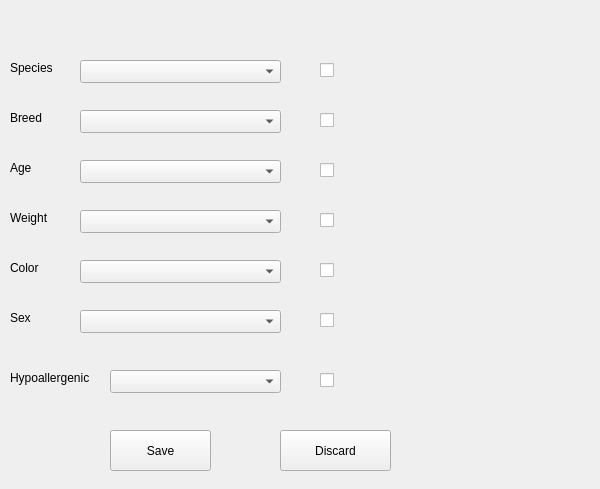
Before: the Qt Designer form pet_tinder/gui/preftab.ui in CS-205-S21/team_1_4, drawn with Qt 5.
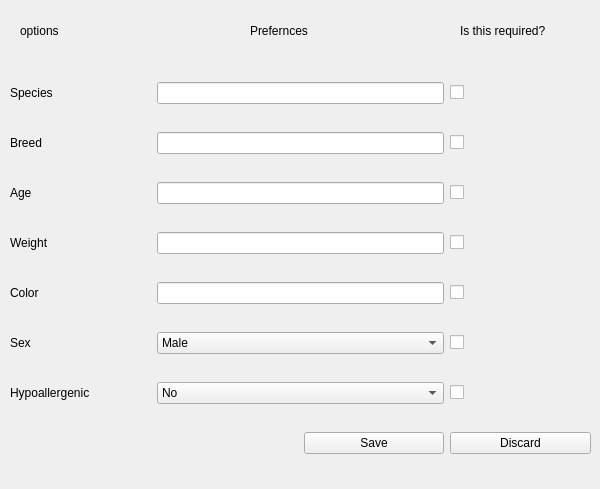
After: the same form once the commit is applied.

Commit message: Pref tab reworked not connected to matchmaker yet

The edit to the form file:
```diff
--- a/pet_tinder/gui/preftab.ui
+++ b/pet_tinder/gui/preftab.ui
@@ -13,189 +13,165 @@
   <property name="windowTitle">
    <string>Form</string>
   </property>
+  <widget class="QLabel" name="label_8">
+   <property name="geometry">
+    <rect>
+     <x>250</x>
+     <y>10</y>
+     <width>191</width>
+     <height>41</height>
+    </rect>
+   </property>
+   <property name="text">
+    <string>Prefernces </string>
+   </property>
+  </widget>
+  <widget class="QLabel" name="label_9">
+   <property name="geometry">
+    <rect>
+     <x>460</x>
+     <y>10</y>
+     <width>111</width>
+     <height>41</height>
+    </rect>
+   </property>
+   <property name="text">
+    <string>Is this required?</string>
+   </property>
+  </widget>
+  <widget class="QLabel" name="label_10">
+   <property name="geometry">
+    <rect>
+     <x>20</x>
+     <y>10</y>
+     <width>121</width>
+     <height>41</height>
+    </rect>
+   </property>
+   <property name="text">
+    <string>options</string>
+   </property>
+  </widget>
+  <widget class="QWidget" name="">
+   <property name="geometry">
+    <rect>
+     <x>10</x>
+     <y>60</y>
+     <width>581</width>
+     <height>421</height>
+    </rect>
+   </property>
+   <layout class="QGridLayout" name="gridLayout">
+    <item row="0" column="0">
   <widget class="QLabel" name="label">
-   <property name="geometry">
-    <rect>
-     <x>10</x>
-     <y>60</y>
-     <width>59</width>
-     <height>15</height>
-    </rect>
-   </property>
    <property name="text">
     <string>Species</string>
    </property>
   </widget>
-  <widget class="QComboBox" name="comboBoxSpecies">
-   <property name="geometry">
-    <rect>
-     <x>80</x>
-     <y>60</y>
-     <width>201</width>
-     <height>23</height>
-    </rect>
-   </property>
-  </widget>
-  <widget class="QComboBox" name="comboBoxBreeds">
-   <property name="geometry">
-    <rect>
-     <x>80</x>
-     <y>110</y>
-     <width>201</width>
-     <height>23</height>
-    </rect>
-   </property>
-  </widget>
-  <widget class="QComboBox" name="comboBoxAges">
-   <property name="geometry">
-    <rect>
-     <x>80</x>
-     <y>160</y>
-     <width>201</width>
-     <height>23</height>
-    </rect>
-   </property>
-  </widget>
-  <widget class="QComboBox" name="comboBoxWeights">
-   <property name="geometry">
-    <rect>
-     <x>80</x>
-     <y>210</y>
-     <width>201</width>
-     <height>23</height>
-    </rect>
-   </property>
-  </widget>
-  <widget class="QComboBox" name="comboBoxColors">
-   <property name="geometry">
-    <rect>
-     <x>80</x>
-     <y>260</y>
-     <width>201</width>
-     <height>23</height>
-    </rect>
-   </property>
-  </widget>
-  <widget class="QComboBox" name="comboBoxSex">
-   <property name="geometry">
-    <rect>
-     <x>80</x>
-     <y>310</y>
-     <width>201</width>
-     <height>23</height>
-    </rect>
-   </property>
-  </widget>
-  <widget class="QComboBox" name="comboBoxHypo">
-   <property name="geometry">
-    <rect>
-     <x>110</x>
-     <y>370</y>
-     <width>171</width>
-     <height>23</height>
-    </rect>
-   </property>
-  </widget>
-  <widget class="QLabel" name="label_2">
-   <property name="geometry">
-    <rect>
-     <x>10</x>
-     <y>110</y>
-     <width>59</width>
-     <height>15</height>
-    </rect>
-   </property>
+    </item>
+    <item row="2" column="1" colspan="2">
+     <widget class="QLineEdit" name="ageInput">
+      <property name="inputMethodHints">
+       <set>Qt::ImhDigitsOnly</set>
+      </property>
+     </widget>
+    </item>
+    <item row="1" column="3">
+     <widget class="QCheckBox" name="breedReqInput">
    <property name="text">
-    <string>Breed</string>
-   </property>
-  </widget>
-  <widget class="QLabel" name="label_3">
-   <property name="geometry">
-    <rect>
-     <x>10</x>
-     <y>160</y>
-     <width>59</width>
-     <height>15</height>
-    </rect>
-   </property>
+       <string/>
+      </property>
+     </widget>
+    </item>
+    <item row="2" column="3">
+     <widget class="QCheckBox" name="ageReqInput">
    <property name="text">
-    <string>Age</string>
-   </property>
-  </widget>
+       <string/>
+      </property>
+     </widget>
+    </item>
+    <item row="3" column="0">
   <widget class="QLabel" name="label_4">
-   <property name="geometry">
-    <rect>
-     <x>10</x>
-     <y>210</y>
-     <width>59</width>
-     <height>15</height>
-    </rect>
-   </property>
    <property name="text">
     <string>Weight</string>
    </property>
   </widget>
+    </item>
+    <item row="3" column="1" colspan="2">
+     <widget class="QLineEdit" name="weightInput">
+      <property name="inputMethodHints">
+       <set>Qt::ImhFormattedNumbersOnly</set>
+      </property>
+     </widget>
+    </item>
+    <item row="3" column="3">
+     <widget class="QCheckBox" name="weightReqInput">
+      <property name="text">
+       <string/>
+      </property>
+     </widget>
+    </item>
+    <item row="4" column="0">
   <widget class="QLabel" name="label_5">
-   <property name="geometry">
-    <rect>
-     <x>10</x>
-     <y>260</y>
-     <width>59</width>
-     <height>15</height>
-    </rect>
-   </property>
    <property name="text">
     <string>Color</string>
    </property>
   </widget>
+    </item>
+    <item row="4" column="1" colspan="2">
+     <widget class="QLineEdit" name="colorInput"/>
+    </item>
+    <item row="4" column="3">
+     <widget class="QCheckBox" name="colorReqIput">
+      <property name="text">
+       <string/>
+      </property>
+     </widget>
+    </item>
+    <item row="5" column="0">
   <widget class="QLabel" name="label_6">
-   <property name="geometry">
-    <rect>
-     <x>10</x>
-     <y>310</y>
-     <width>59</width>
-     <height>15</height>
-    </rect>
-   </property>
    <property name="text">
     <string>Sex</string>
    </property>
   </widget>
-  <widget class="QLabel" name="label_7">
-   <property name="geometry">
-    <rect>
-     <x>10</x>
-     <y>370</y>
-     <width>101</width>
-     <height>16</height>
-    </rect>
-   </property>
+    </item>
+    <item row="5" column="1" colspan="2">
+     <widget class="QComboBox" name="comboBoxSex">
+      <item>
+       <property name="text">
+        <string>Male</string>
+       </property>
+      </item>
+      <item>
    <property name="text">
-    <string>Hypoallergenic</string>
-   </property>
-  </widget>
-  <widget class="QPushButton" name="pushButton">
-   <property name="geometry">
-    <rect>
-     <x>110</x>
-     <y>430</y>
-     <width>101</width>
-     <height>41</height>
-    </rect>
-   </property>
+        <string>Female</string>
+       </property>
+      </item>
+     </widget>
+    </item>
+    <item row="5" column="3">
+     <widget class="QCheckBox" name="sexReqInput">
+      <property name="text">
+       <string/>
+      </property>
+     </widget>
+    </item>
+    <item row="8" column="3">
+     <widget class="QCheckBox" name="hypoReqInput">
+      <property name="text">
+       <string/>
+      </property>
+     </widget>
+    </item>
+    <item row="9" column="2">
+     <widget class="QPushButton" name="prefSaveButton">
    <property name="text">
     <string>Save</string>
    </property>
   </widget>
+    </item>
+    <item row="9" column="3">
   <widget class="QPushButton" name="pushButton_2">
-   <property name="geometry">
-    <rect>
-     <x>280</x>
-     <y>430</y>
-     <width>111</width>
-     <height>41</height>
-    </rect>
-   </property>
    <property name="sizePolicy">
     <sizepolicy hsizetype="Fixed" vsizetype="Fixed">
      <horstretch>0</horstretch>
@@ -212,96 +188,56 @@
     <string>Discard</string>
    </property>
   </widget>
-  <widget class="QCheckBox" name="checkBox">
-   <property name="geometry">
-    <rect>
-     <x>320</x>
-     <y>60</y>
-     <width>85</width>
-     <height>21</height>
-    </rect>
-   </property>
+    </item>
+    <item row="0" column="1" colspan="2">
+     <widget class="QLineEdit" name="speciesInput"/>
+    </item>
+    <item row="0" column="3">
+     <widget class="QCheckBox" name="speciesReqInput">
    <property name="text">
     <string/>
    </property>
   </widget>
-  <widget class="QCheckBox" name="checkBox_2">
-   <property name="geometry">
-    <rect>
-     <x>320</x>
-     <y>110</y>
-     <width>85</width>
-     <height>21</height>
-    </rect>
-   </property>
+    </item>
+    <item row="1" column="0">
+     <widget class="QLabel" name="label_2">
    <property name="text">
-    <string/>
-   </property>
-  </widget>
-  <widget class="QCheckBox" name="checkBox_3">
-   <property name="geometry">
-    <rect>
-     <x>320</x>
-     <y>160</y>
-     <width>85</width>
-     <height>21</height>
-    </rect>
-   </property>
+       <string>Breed</string>
+      </property>
+     </widget>
+    </item>
+    <item row="1" column="1" colspan="2">
+     <widget class="QLineEdit" name="breedInput"/>
+    </item>
+    <item row="2" column="0">
+     <widget class="QLabel" name="label_3">
    <property name="text">
-    <string/>
-   </property>
-  </widget>
-  <widget class="QCheckBox" name="checkBox_4">
-   <property name="geometry">
-    <rect>
-     <x>320</x>
-     <y>210</y>
-     <width>85</width>
-     <height>21</height>
-    </rect>
-   </property>
+       <string>Age</string>
+      </property>
+     </widget>
+    </item>
+    <item row="8" column="0">
+     <widget class="QLabel" name="label_7">
    <property name="text">
-    <string/>
-   </property>
-  </widget>
-  <widget class="QCheckBox" name="checkBox_5">
-   <property name="geometry">
-    <rect>
-     <x>320</x>
-     <y>260</y>
-     <width>85</width>
-     <height>21</height>
-    </rect>
-   </property>
+       <string>Hypoallergenic</string>
+      </property>
+     </widget>
+    </item>
+    <item row="8" column="1" colspan="2">
+     <widget class="QComboBox" name="comboBoxHypo">
+      <item>
    <property name="text">
-    <string/>
-   </property>
-  </widget>
-  <widget class="QCheckBox" name="checkBox_6">
-   <property name="geometry">
-    <rect>
-     <x>320</x>
-     <y>310</y>
-     <width>85</width>
-     <height>21</height>
-    </rect>
-   </property>
+        <string>No</string>
+       </property>
+      </item>
+      <item>
    <property name="text">
-    <string/>
-   </property>
-  </widget>
-  <widget class="QCheckBox" name="checkBox_7">
-   <property name="geometry">
-    <rect>
-     <x>320</x>
-     <y>370</y>
-     <width>85</width>
-     <height>21</height>
-    </rect>
-   </property>
-   <property name="text">
-    <string/>
-   </property>
+        <string>Yes</string>
+       </property>
+      </item>
+     </widget>
+    </item>
+   </layout>
   </widget>
  </widget>
  <resources/>
```
Lines whose indentation alone changed are shown as unchanged. The commit also changes 4 other files.
